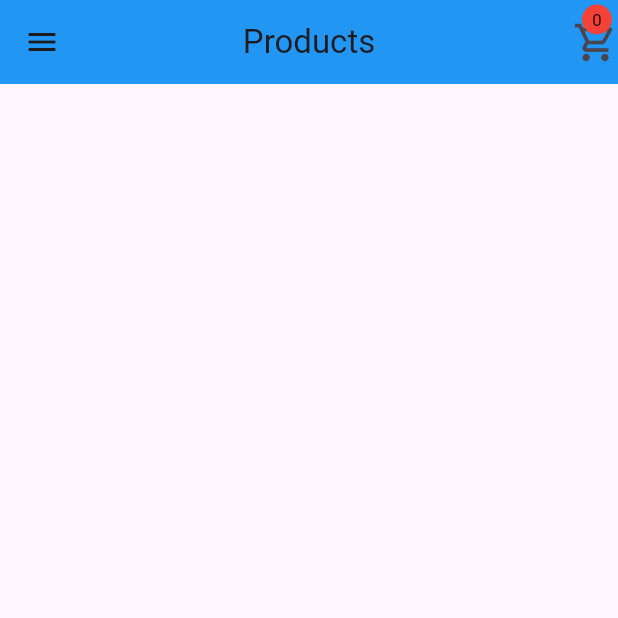
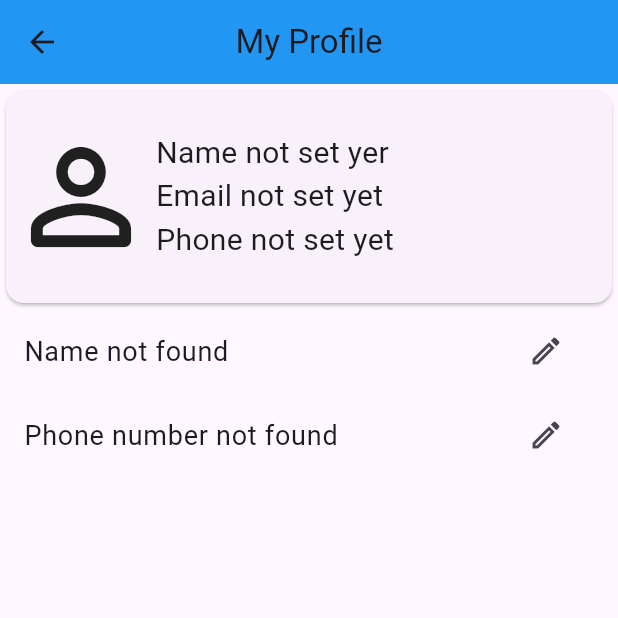
Before and after one commit to md-khadimul-islam/ecom_user, a Flutter app: the ProductListPage screen opened by its route, in the side drawer, after a tap on "My Profile", on a phone screen of 412 x 824 dp, the top half of it. Run offline on Flutter 3.47's test engine with Material 2 defaults, Android fonts, the phone set to English and light mode, and no system bars; our stand-ins replace cached_network_image, cloud_firestore, firebase_auth, firebase_core, firebase_storage, flutter_easyloading and 3 more; missing offline and left inert: flutter_facebook_auth; accounts and stored records are empty; network calls fail.

Commit message:
user profile

```diff
--- a/lib/custom_widgets/main_drawer.dart
+++ b/lib/custom_widgets/main_drawer.dart
@@ -2,6 +2,7 @@ import 'package:ecom_user/auth/auth_service.dart';
 import 'package:ecom_user/pages/cart_page.dart';
 import 'package:ecom_user/pages/launcher_screen.dart';
 import 'package:ecom_user/pages/user_order_page.dart';
+import 'package:ecom_user/pages/user_profile_page.dart';
 import 'package:flutter/material.dart';
 
 class MainDrawer extends StatelessWidget {
@@ -19,6 +20,7 @@ class MainDrawer extends StatelessWidget {
           ListTile(
             onTap: () {
               Navigator.pop(context);
+              Navigator.pushNamed(context, UserProfilePage.routeName);
             },
             leading: const Icon(Icons.person),
             title: const Text('My Profile'),
--- a/lib/db_helper.dart
+++ b/lib/db_helper.dart
@@ -30,6 +30,11 @@ class DbHelper {
   static Future<DocumentSnapshot<Map<String, dynamic>>> getUserInfoById(
           String uid) =>
       _db.collection(collectionUsers).doc(uid).get();
+
+  static Stream<DocumentSnapshot<Map<String, dynamic>>> getUserSnapshotInfoById (String uid) =>
+      _db.collection(collectionUsers)
+      .doc(uid)
+      .snapshots();
 
   static Stream<QuerySnapshot<Map<String, dynamic>>> getAllProducts() => _db
       .collection(collectionProduct)
@@ -123,6 +128,10 @@ class DbHelper {
     return _db.collection(collectionProduct).doc(pid).update(map);
   }
 
+  static Future<void> updateUserField(String uid, Map<String, dynamic> map) {
+    return _db.collection(collectionUsers).doc(uid).update(map);
+  }
+
   static Future<void> addRating(RatingModel ratingModel, String pid) {
     return _db
         .collection(collectionProduct)
--- a/lib/main.dart
+++ b/lib/main.dart
@@ -7,6 +7,7 @@ import 'package:ecom_user/pages/order_successful_page.dart';
 import 'package:ecom_user/pages/product_details_page.dart';
 import 'package:ecom_user/pages/product_list_page.dart';
 import 'package:ecom_user/pages/user_order_page.dart';
+import 'package:ecom_user/pages/user_profile_page.dart';
 import 'package:ecom_user/providers/cart_provider.dart';
 import 'package:ecom_user/providers/order_provider.dart';
 import 'package:ecom_user/providers/product_provider.dart';
@@ -56,6 +57,7 @@ class MyApp extends StatelessWidget {
         CheckoutPage.routeName: (_) => const CheckoutPage(),
         OrderSuccessfulPage.routeName: (_) => const OrderSuccessfulPage(),
         UserOrderPage.routeName: (_) => const UserOrderPage(),
+        UserProfilePage.routeName: (_) => const UserProfilePage(),
       },
     );
   }
--- a/lib/pages/product_list_page.dart
+++ b/lib/pages/product_list_page.dart
@@ -1,6 +1,7 @@
 import 'package:ecom_user/custom_widgets/cart_badge_view.dart';
 import 'package:ecom_user/providers/cart_provider.dart';
 import 'package:ecom_user/providers/order_provider.dart';
+import 'package:ecom_user/providers/user_provider.dart';
 import 'package:flutter/material.dart';
 import 'package:provider/provider.dart';
 
@@ -24,6 +25,7 @@ class _ProductListPageState extends State<ProductListPage> {
     Provider.of<ProductProvider>(context, listen: false).getAllProducts();
     Provider.of<CartProvider>(context, listen: false).getAllUserCartItems();
     Provider.of<OrderProvider>(context, listen: false).getAllUserOrders();
+    Provider.of<UserProvider>(context, listen: false).getUserSnapshot();
     super.didChangeDependencies();
   }
 
--- /dev/null
+++ b/lib/pages/user_profile_page.dart
@@ -0,0 +1,110 @@
+import 'package:ecom_user/providers/user_provider.dart';
+import 'package:ecom_user/utils/widget_functions.dart';
+import 'package:flutter/material.dart';
+import 'package:provider/provider.dart';
+
+class UserProfilePage extends StatelessWidget {
+  static const String routeName = '/userprofile';
+
+  const UserProfilePage({super.key});
+
+  @override
+  Widget build(BuildContext context) {
+    return Scaffold(
+      appBar: AppBar(
+        centerTitle: true,
+        backgroundColor: Colors.blue,
+        title: const Text('My Profile'),
+      ),
+      body: Consumer<UserProvider>(
+        builder: (context, provider, child) => ListView(
+          children: [
+            buildProfileCover(provider),
+            buildDisplayName(provider, context),
+            buildPhoneNumber(provider, context),
+          ],
+        ),
+      ),
+    );
+  }
+
+  ListTile buildPhoneNumber(UserProvider provider, BuildContext context) {
+    return ListTile(
+      title: Text(
+        provider.appUser?.phoneNumber ?? 'Phone number not found',
+        style: const TextStyle(fontSize: 18),
+      ),
+      trailing: IconButton(
+        onPressed: () {
+          showSingleTextInputDialog(
+            context: context,
+            title: 'Edit phone number',
+            onSave: (value) async {
+              await provider.updateUserPhoneNumber(value);
+              showMsg(context, 'phone number updated');
+            },
+          );
+        },
+        icon: const Icon(Icons.edit_outlined),
+      ),
+    );
+  }
+
+  ListTile buildDisplayName(UserProvider provider, BuildContext context) {
+    return ListTile(
+      title: Text(
+        provider.appUser?.displayName ?? 'Name not found',
+        style: const TextStyle(fontSize: 18),
+      ),
+      trailing: IconButton(
+        onPressed: () {
+          showSingleTextInputDialog(
+            context: context,
+            title: 'Edit Name',
+            onSave: (value) async {
+              await provider.updateUserDisplayName(value);
+              showMsg(context, 'display name updated');
+            },
+          );
+        },
+        icon: const Icon(Icons.edit_outlined),
+      ),
+    );
+  }
+
+  SizedBox buildProfileCover(UserProvider provider) {
+    return SizedBox(
+      height: 150,
+      child: Card(
+        child: Center(
+          child: Row(
+            children: [
+              const Icon(
+                Icons.person_outline_rounded,
+                size: 100,
+              ),
+              Column(
+                mainAxisSize: MainAxisSize.min,
+                crossAxisAlignment: CrossAxisAlignment.start,
+                children: [
+                  Text(
+                    provider.appUser?.displayName ?? 'Name not set yer',
+                    style: const TextStyle(fontSize: 20),
+                  ),
+                  Text(
+                    provider.appUser?.email ?? 'Email not set yet',
+                    style: const TextStyle(fontSize: 20),
+                  ),
+                  Text(
+                    provider.appUser?.phoneNumber ?? 'Phone not set yet',
+                    style: const TextStyle(fontSize: 20),
+                  ),
+                ],
+              ),
+            ],
+          ),
+        ),
+      ),
+    );
+  }
+}
--- a/lib/providers/user_provider.dart
+++ b/lib/providers/user_provider.dart
@@ -6,6 +6,8 @@ import 'package:firebase_auth/firebase_auth.dart';
 import 'package:flutter/foundation.dart';
 
 class UserProvider extends ChangeNotifier {
+  AppUser? appUser;
+
   Future<void> addNewUser(User user) {
     final appUser = AppUser(
       id: user.uid,
@@ -15,6 +17,21 @@ class UserProvider extends ChangeNotifier {
     return DbHelper.addUser(appUser);
   }
 
+  getUserSnapshot () {
+    DbHelper.getUserSnapshotInfoById(AuthService.currentUser!.uid).listen((snapshot) {
+      appUser = AppUser.fromJson(snapshot.data()!);
+      notifyListeners();
+    });
+  }
+
+  Future<void> updateUserDisplayName(String value) {
+    return DbHelper.updateUserField(AuthService.currentUser!.uid, {'displayName' : value});
+  }
+
+  Future<void> updateUserPhoneNumber(String value) {
+    return DbHelper.updateUserField(AuthService.currentUser!.uid, {'phoneNumber' : value});
+  }
+
   Future<AppUser> getUser() async {
     final docSnapshot = await DbHelper.getUserInfoById(AuthService.currentUser!.uid);
     return AppUser.fromJson(docSnapshot.data()!);
```
